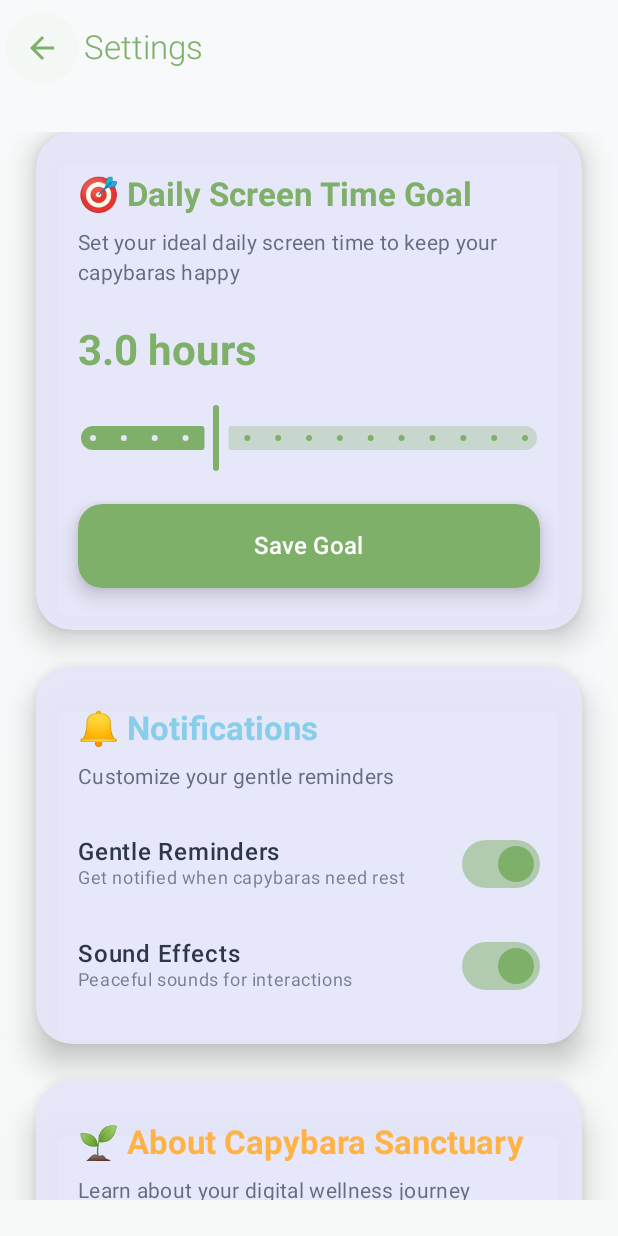
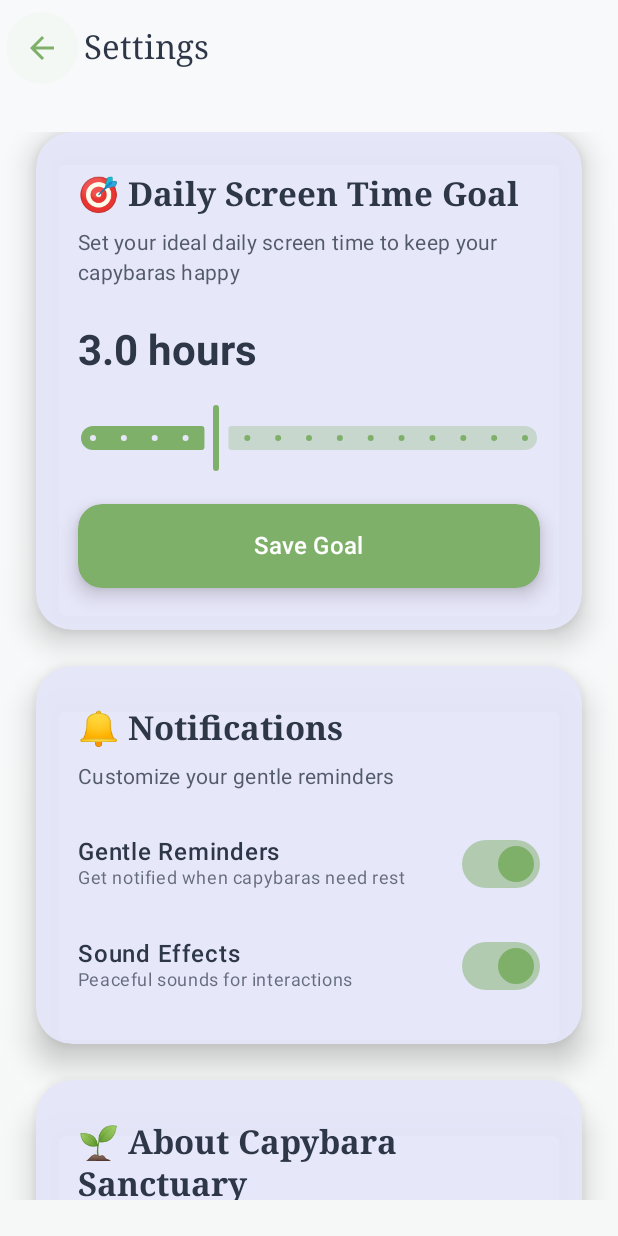
Before and after one commit to zodwick/Capibara_android, an Android app built with Jetpack Compose: the screen it shows after launch (MainActivity), after a tap on "Settings", on a phone screen of 412 x 824 dp. Run offline under Robolectric (Android 15) with nearby library versions, the phone set to English and light mode, and no system bars.

Commit message:
nice fonts

```diff
--- a/app/src/main/java/com/zodwick/capibara_android/MainActivity.kt
+++ b/app/src/main/java/com/zodwick/capibara_android/MainActivity.kt
@@ -46,6 +46,7 @@ import androidx.compose.ui.Modifier
 import androidx.compose.ui.draw.clip
 import androidx.compose.ui.platform.LocalContext
 import androidx.compose.ui.text.font.FontWeight
+import androidx.compose.ui.text.font.FontFamily
 import androidx.compose.ui.text.style.TextAlign
 import androidx.compose.ui.tooling.preview.Preview
 import androidx.compose.ui.unit.dp
@@ -198,9 +199,10 @@ fun CapybaraSanctuaryScreen(navController: NavController) {
                 title = {
                     Text(
                         "🌸 Capybara Sanctuary",
-                        fontWeight = FontWeight.Light,
+                        fontFamily = FontFamily.Serif,
+                        fontWeight = FontWeight.Medium,
                         fontSize = 22.sp,
-                        color = MaterialTheme.colorScheme.primary
+                        color = MaterialTheme.colorScheme.onSurface
                     )
                 },
                 actions = {
@@ -326,9 +328,10 @@ fun SettingsScreen(navController: NavController) {
                 title = {
                     Text(
                         "Settings",
-                        fontWeight = FontWeight.Light,
+                        fontFamily = FontFamily.Serif,
+                        fontWeight = FontWeight.Medium,
                         fontSize = 22.sp,
-                        color = MaterialTheme.colorScheme.primary
+                        color = MaterialTheme.colorScheme.onSurface
                     )
                 },
                 navigationIcon = {
@@ -383,9 +386,10 @@ fun SettingsScreen(navController: NavController) {
                         Column {
                             Text(
                                 text = "${String.format("%.1f", targetHours)} hours",
+                                fontFamily = FontFamily.SansSerif,
                                 style = MaterialTheme.typography.headlineMedium,
                                 fontWeight = FontWeight.Bold,
-                                color = MaterialTheme.colorScheme.primary
+                                color = MaterialTheme.colorScheme.onSurface
                             )
 
                             Spacer(modifier = Modifier.height(16.dp))
@@ -468,6 +472,7 @@ fun SettingsScreen(navController: NavController) {
                     ) {
                         Text(
                             text = "Each day you receive 30 adorable capybaras. The more you use your phone beyond your daily goal, the more capybaras need to rest. Find balance and keep your digital friends happy! 🌸\n\nTap on capybaras to interact with them and see their moods change based on your digital wellness.",
+                            fontFamily = FontFamily.SansSerif,
                             style = MaterialTheme.typography.bodyLarge,
                             color = MaterialTheme.colorScheme.onSurface.copy(alpha = 0.8f),
                             lineHeight = 24.sp
@@ -500,17 +505,19 @@ fun BeautifulSettingsCard(
         ) {
             Text(
                 text = title,
+                fontFamily = FontFamily.Serif,
                 style = MaterialTheme.typography.titleLarge,
                 fontWeight = FontWeight.Bold,
-                color = color
+                color = MaterialTheme.colorScheme.onSurface
             )
 
             Spacer(modifier = Modifier.height(8.dp))
 
             Text(
                 text = description,
+                fontFamily = FontFamily.SansSerif,
                 style = MaterialTheme.typography.bodyMedium,
-                color = MaterialTheme.colorScheme.onSurface.copy(alpha = 0.7f),
+                color = MaterialTheme.colorScheme.onSurface.copy(alpha = 0.8f),
                 lineHeight = 20.sp
             )
 
@@ -536,14 +543,16 @@ fun SettingsToggle(
         Column(modifier = Modifier.weight(1f)) {
             Text(
                 text = title,
+                fontFamily = FontFamily.SansSerif,
                 style = MaterialTheme.typography.bodyLarge,
                 fontWeight = FontWeight.Medium,
                 color = MaterialTheme.colorScheme.onSurface
             )
             Text(
                 text = description,
+                fontFamily = FontFamily.SansSerif,
                 style = MaterialTheme.typography.bodySmall,
-                color = MaterialTheme.colorScheme.onSurface.copy(alpha = 0.6f)
+                color = MaterialTheme.colorScheme.onSurface.copy(alpha = 0.7f)
             )
         }
 
@@ -631,9 +640,10 @@ fun BeautifulSanctuaryHeader(
                     healthPercentage >= 0.5f -> "Sanctuary Stable"
                     else -> "Sanctuary Needs Care"
                 },
+                fontFamily = FontFamily.Serif,
                 style = MaterialTheme.typography.headlineMedium,
-                fontWeight = FontWeight.Light,
-                color = healthColor,
+                fontWeight = FontWeight.Medium,
+                color = MaterialTheme.colorScheme.onSurface,
                 textAlign = TextAlign.Center
             )
 
@@ -662,15 +672,20 @@ fun BeautifulSanctuaryHeader(
                 )
 
                 screenTimeData?.let { data ->
-                    val hours = (data.totalScreenTime / (1000 * 60 * 60)).toFloat()
+                    val totalMinutes = (data.totalScreenTime / (1000 * 60)).toInt()
+                    val hours = totalMinutes / 60
+                    val minutes = totalMinutes % 60
+                    val timeString = if (hours > 0) "${hours}h ${minutes}m" else "${minutes}m"
+                    val targetMinutes = (userSettings.dailyTargetHours * 60).toInt()
+
                     BeautifulStatCard(
                         title = "Screen Time",
-                        value = String.format("%.1fh", hours),
+                        value = timeString,
                         emoji = "📱",
-                        color = if (hours > userSettings.dailyTargetHours)
+                        color = if (totalMinutes > targetMinutes)
                                 MaterialTheme.colorScheme.error
                                 else MaterialTheme.colorScheme.tertiary,
-                        isAnimated = hours > userSettings.dailyTargetHours,
+                        isAnimated = totalMinutes > targetMinutes,
                         animationTime = animationTime
                     )
                 }
@@ -697,42 +712,29 @@ fun BeautifulStatCard(
     isAnimated: Boolean = false,
     animationTime: Float
 ) {
-    val scale by animateFloatAsState(
-        targetValue = if (isAnimated) 1f + sin(animationTime * 3) * 0.1f else 1f,
-        animationSpec = tween(100)
-    )
-
-    Card(
-        shape = RoundedCornerShape(24.dp),
-        colors = CardDefaults.cardColors(
-            containerColor = color.copy(alpha = 0.15f)
-        ),
-        modifier = Modifier
-            .shadow(8.dp, RoundedCornerShape(24.dp))
-            .scale(scale)
-    ) {
     Column(
-            modifier = Modifier.padding(24.dp),
-            horizontalAlignment = Alignment.CenterHorizontally
+        horizontalAlignment = Alignment.CenterHorizontally,
+        modifier = Modifier.padding(8.dp)
     ) {
         Text(
             text = emoji,
-                fontSize = 32.sp
+            fontSize = 24.sp
         )
-            Spacer(modifier = Modifier.height(12.dp))
+        Spacer(modifier = Modifier.height(8.dp))
         Text(
             text = value,
-                style = MaterialTheme.typography.titleLarge,
+            fontFamily = FontFamily.SansSerif,
+            style = MaterialTheme.typography.headlineSmall,
             fontWeight = FontWeight.Bold,
-                color = color
+            color = MaterialTheme.colorScheme.onSurface
         )
         Text(
             text = title,
+            fontFamily = FontFamily.SansSerif,
             style = MaterialTheme.typography.bodySmall,
-                color = color.copy(alpha = 0.8f),
-                fontWeight = FontWeight.Medium
+            color = MaterialTheme.colorScheme.onSurface.copy(alpha = 0.7f),
+            fontWeight = FontWeight.Normal
         )
-        }
     }
 }
 
@@ -762,16 +764,18 @@ fun InteractiveCapybaraGrid(
             ) {
                 Text(
                     text = "Your Capybara Friends",
+                    fontFamily = FontFamily.Serif,
                     style = MaterialTheme.typography.titleLarge,
                     fontWeight = FontWeight.Bold,
-                    color = MaterialTheme.colorScheme.primary
+                    color = MaterialTheme.colorScheme.onSurface
                 )
 
                 Text(
                     text = "${capybaras.count { it.isAlive }}/30",
+                    fontFamily = FontFamily.SansSerif,
                     style = MaterialTheme.typography.titleMedium,
                     fontWeight = FontWeight.Bold,
-                    color = MaterialTheme.colorScheme.primary.copy(alpha = 0.7f)
+                    color = MaterialTheme.colorScheme.onSurface.copy(alpha = 0.7f)
                 )
             }
 
@@ -896,9 +900,10 @@ fun BeautifulWellnessInsights(
         ) {
             Text(
                 text = "🌱 Wellness Insights",
+                fontFamily = FontFamily.Serif,
                 style = MaterialTheme.typography.titleLarge,
                 fontWeight = FontWeight.Bold,
-                color = MaterialTheme.colorScheme.tertiary
+                color = MaterialTheme.colorScheme.onSurface
             )
 
             Spacer(modifier = Modifier.height(20.dp))
@@ -914,16 +919,18 @@ fun BeautifulWellnessInsights(
 
             Text(
                 text = message,
+                fontFamily = FontFamily.SansSerif,
                 style = MaterialTheme.typography.bodyLarge,
-                color = MaterialTheme.colorScheme.onTertiaryContainer,
-                fontWeight = FontWeight.Light,
+                color = MaterialTheme.colorScheme.onSurface,
+                fontWeight = FontWeight.Normal,
                 lineHeight = 28.sp
             )
 
             screenTimeData?.let { data ->
                 Spacer(modifier = Modifier.height(24.dp))
-                val hours = (data.totalScreenTime / (1000 * 60 * 60)).toFloat()
-                val progress = (hours / userSettings.dailyTargetHours).coerceAtMost(1.5f)
+                val totalMinutes = (data.totalScreenTime / (1000 * 60)).toInt()
+                val targetMinutes = (userSettings.dailyTargetHours * 60).toInt()
+                val progress = (totalMinutes.toFloat() / targetMinutes.toFloat()).coerceAtMost(1.5f)
 
                 Row(
                     modifier = Modifier.fillMaxWidth(),
@@ -932,18 +939,20 @@ fun BeautifulWellnessInsights(
                 ) {
                     Text(
                         text = "Daily Goal Progress",
+                        fontFamily = FontFamily.SansSerif,
                         style = MaterialTheme.typography.bodyLarge,
                         fontWeight = FontWeight.Bold,
-                        color = MaterialTheme.colorScheme.onTertiaryContainer
+                        color = MaterialTheme.colorScheme.onSurface
                     )
 
                     Text(
-                        text = "${String.format("%.1f", hours)}h / ${String.format("%.1f", userSettings.dailyTargetHours)}h",
+                        text = "${totalMinutes}m / ${targetMinutes}m",
+                        fontFamily = FontFamily.SansSerif,
                         style = MaterialTheme.typography.bodyMedium,
                         fontWeight = FontWeight.Bold,
-                        color = if (hours > userSettings.dailyTargetHours)
+                        color = if (totalMinutes > targetMinutes)
                                 MaterialTheme.colorScheme.error
-                                else MaterialTheme.colorScheme.tertiary
+                                else MaterialTheme.colorScheme.onSurface
                     )
                 }
 
@@ -956,7 +965,7 @@ fun BeautifulWellnessInsights(
                         .height(16.dp)
                         .clip(RoundedCornerShape(8.dp))
                         .shadow(4.dp, RoundedCornerShape(8.dp)),
-                    color = if (progress > 1f) MaterialTheme.colorScheme.error
+                    color = if (totalMinutes > targetMinutes) MaterialTheme.colorScheme.error
                            else MaterialTheme.colorScheme.tertiary,
                     trackColor = MaterialTheme.colorScheme.tertiary.copy(alpha = 0.2f)
                 )
@@ -989,9 +998,10 @@ fun EnhancedPermissionCard(onRequestPermission: () -> Unit) {
 
             Text(
                 text = "Welcome to Capybara Sanctuary",
+                fontFamily = FontFamily.Serif,
                 style = MaterialTheme.typography.headlineLarge,
-                fontWeight = FontWeight.Light,
-                color = MaterialTheme.colorScheme.primary,
+                fontWeight = FontWeight.Medium,
+                color = MaterialTheme.colorScheme.onSurface,
                 textAlign = TextAlign.Center
             )
 
@@ -999,10 +1009,11 @@ fun EnhancedPermissionCard(onRequestPermission: () -> Unit) {
 
             Text(
                 text = "To care for your 30 daily capybaras and track your digital wellness journey, we need permission to gently monitor your screen time.",
+                fontFamily = FontFamily.SansSerif,
                 style = MaterialTheme.typography.bodyLarge,
                 textAlign = TextAlign.Center,
                 color = MaterialTheme.colorScheme.onSurface.copy(alpha = 0.8f),
-                fontWeight = FontWeight.Light,
+                fontWeight = FontWeight.Normal,
                 lineHeight = 28.sp
             )
 
```
Lines whose indentation alone changed are shown as unchanged.
